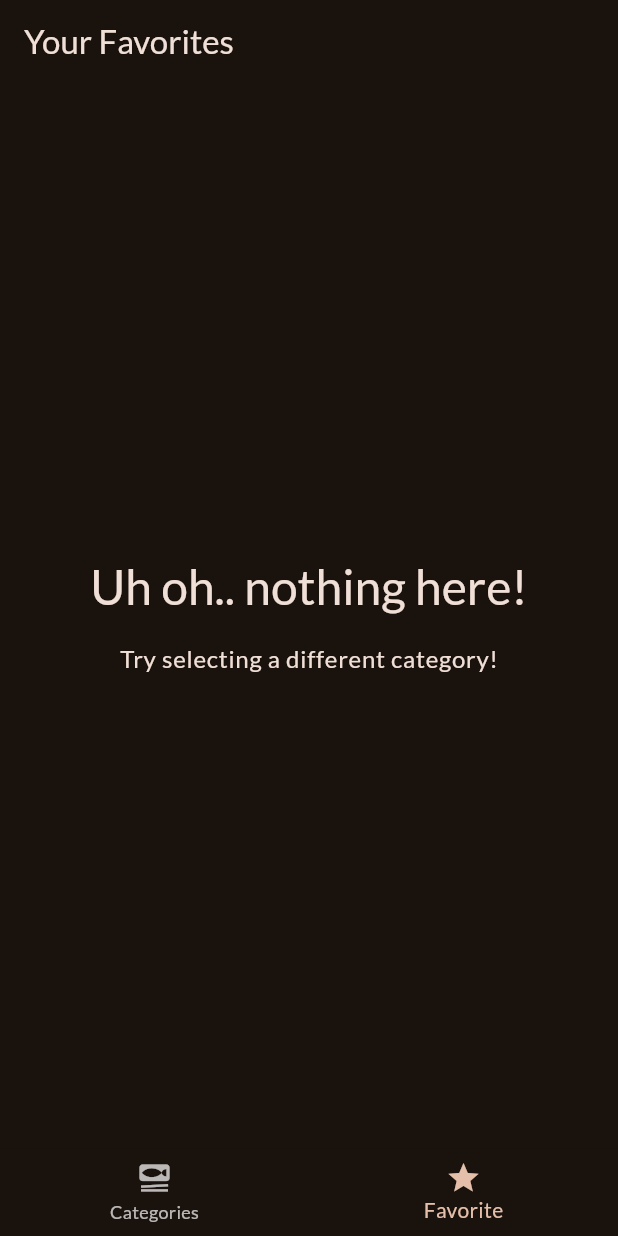
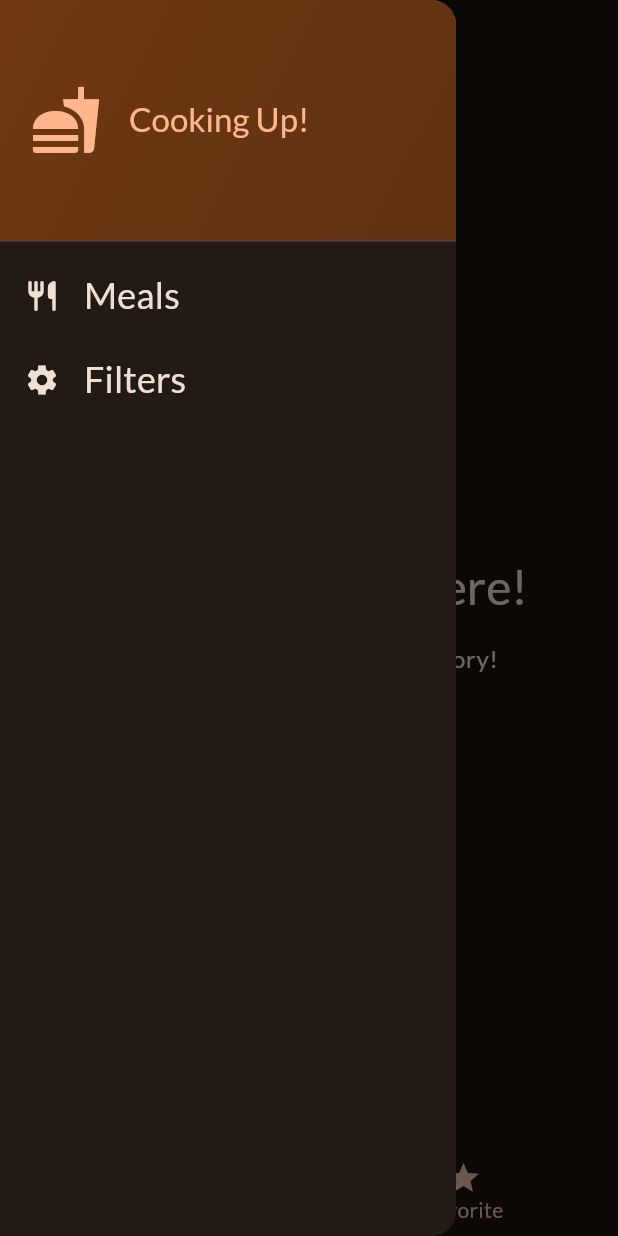
Before and after one commit to Atoleanantha/Meal_Recipe_Flutter_Application, a Flutter app: the screen it shows after launch, item 2 of the bottom bar chosen, with the side drawer open (before the commit the screen has no drawer), on a phone screen of 412 x 824 dp. Run offline on Flutter 3.47's test engine with Material 2 defaults, Android fonts, the phone set to English and light mode, and no system bars; our stand-ins replace google_fonts, transparent_image.

Commit message:
New updates Navigation drawer, add meal in favorite feature added,

```diff
--- a/lib/screens/meals.dart
+++ b/lib/screens/meals.dart
@@ -4,32 +4,42 @@ import 'package:explorer/widgets/meal_item.dart';
 import 'package:flutter/material.dart';
 
 class MealsScreen extends StatelessWidget {
-  const MealsScreen({super.key,this.title, required this.meals});
+  const MealsScreen({
+    super.key,
+    this.title,
+    required this.meals,
+    required this.onToggleFavorite,
+  });
 
   final String? title;
   final List<Meal> meals;
+  final void Function(Meal meal) onToggleFavorite;
 
-  void selectMeal(BuildContext context,Meal meal)
-  {
-    Navigator.of(context).push(MaterialPageRoute(builder: (ctx)=>MealDetailsScreen(meal: meal)));
+  void selectMeal(BuildContext context, Meal meal) {
+    Navigator.of(context).push(
+        MaterialPageRoute(builder: (ctx) => MealDetailsScreen(meal: meal,onToggleFavorite: onToggleFavorite,)));
   }
 
   @override
   Widget build(BuildContext context) {
-    Widget content =
-        ListView.builder(
-          itemCount: meals.length,
-            // itemBuilder: (ctx, index) => Text(meals[index].title));
-            itemBuilder: (ctx, index) => MealItem(meal: meals[index],onSelectMeal:selectMeal ,));
+    Widget content = ListView.builder(
+        itemCount: meals.length,
+        // itemBuilder: (ctx, index) => Text(meals[index].title));
+        itemBuilder: (ctx, index) => MealItem(
+              meal: meals[index],
+              onSelectMeal: selectMeal,
+            ));
     if (meals.isEmpty) {
       content = Center(
         child: Column(
           mainAxisSize: MainAxisSize.min,
           children: [
-          Text("Uh oh.. nothing here!",
+            Text(
+              "Uh oh.. nothing here!",
               style: Theme.of(context).textTheme.headlineLarge!.copyWith(
-              color: Theme.of(context).colorScheme.onBackground,
-            ),),
+                    color: Theme.of(context).colorScheme.onBackground,
+                  ),
+            ),
             const SizedBox(
               height: 16,
             ),
@@ -43,15 +53,13 @@ class MealsScreen extends StatelessWidget {
         ),
       );
     }
-    if(title==null)
-      {
-        return content;
-      }
+    if (title == null) {
+      return content;
+    }
     return Scaffold(
         appBar: AppBar(
           title: Text(title!),
         ),
-        body: content
-    );
+        body: content);
   }
 }
--- a/lib/screens/tabs.dart
+++ b/lib/screens/tabs.dart
@@ -1,6 +1,8 @@
 import 'package:explorer/screens/categories.dart';
 import 'package:explorer/screens/meals.dart';
+import 'package:explorer/widgets/main_drawer.dart';
 import 'package:flutter/material.dart';
+import '../models/meal.dart';
 
 class TabsScreen extends StatefulWidget{
   const TabsScreen({super.key});
@@ -11,6 +13,32 @@ class TabsScreen extends StatefulWidget{
 }
 class _TabsScreenState extends State<TabsScreen>{
   int _selectedPageIndex=0;
+  final List<Meal>_favoriteMeals=[];
+
+
+  void _showInfoMessage(String message){
+    ScaffoldMessenger.of(context).clearSnackBars();
+    ScaffoldMessenger.of(context).showSnackBar(SnackBar(content: Text(message),duration:Duration(seconds: 2) ,));
+  }
+
+  void _toggleMealFavoriteStatus(Meal meal)
+  {
+    final isExisting=_favoriteMeals.contains(meal);
+    if(isExisting)
+      {
+        setState(() {
+          _favoriteMeals.remove(meal);
+          _showInfoMessage("Meal is no longer a favorite.");
+        });
+      }else{
+      setState(() {
+        _favoriteMeals.add(meal);
+        _showInfoMessage('${meal.title} is added in favorite.');
+      });
+
+    }
+  }
+
   void _selectPage(int index)
   {
     setState((){
@@ -20,15 +48,16 @@ class _TabsScreenState extends State<TabsScreen>{
   }
   @override
   Widget build(BuildContext context) {
-    Widget activePage=const CategoriesScreen();
+    Widget activePage=CategoriesScreen(onToggleFavorite: _toggleMealFavoriteStatus,);
     var activePageTitle='Categories';
 
     if(_selectedPageIndex==1)
       {
-        activePage=const MealsScreen(meals: []);
+        activePage=MealsScreen(meals: _favoriteMeals,onToggleFavorite: _toggleMealFavoriteStatus,);
         activePageTitle='Your Favorites';
       }
     return Scaffold(
+      drawer: MainDrawer() ,
       bottomNavigationBar: BottomNavigationBar(
         onTap: _selectPage,
         currentIndex: _selectedPageIndex,
--- /dev/null
+++ b/lib/widgets/main_drawer.dart
@@ -0,0 +1,53 @@
+import 'package:flutter/cupertino.dart';
+import 'package:flutter/material.dart';
+
+class MainDrawer extends StatelessWidget {
+  @override
+  Widget build(BuildContext context) {
+    // TODO: implement build
+    return Drawer(
+      child: Column(
+        children: [
+          DrawerHeader(
+            padding: EdgeInsets.all(20),
+            decoration: BoxDecoration(
+              gradient: LinearGradient(
+                colors: [
+                  Theme.of(context).colorScheme.primaryContainer,
+                  Theme.of(context).colorScheme.primaryContainer.withOpacity(0.8),
+                ],
+                begin: Alignment.topLeft,
+                end: Alignment.bottomRight,
+              )
+            ),
+            child: Row(
+              children: [
+                Icon(Icons.fastfood,size: 48,color: Theme.of(context).colorScheme.primary,),
+                const SizedBox(width: 18,),
+                Text('Cooking Up!',style: Theme.of(context).textTheme.titleLarge!.copyWith(
+                  color: Theme.of(context).colorScheme.primary
+                )),
+              ],
+            ),
+          ),
+          ListTile(
+            leading: Icon(Icons.restaurant_rounded,color: Theme.of(context).colorScheme.onBackground,),
+            title: Text('Meals',style: Theme.of(context).textTheme.titleSmall!.copyWith(
+                color: Theme.of(context).colorScheme.onBackground,
+              fontSize: 24
+            )),
+            onTap: (){},
+          ),
+          ListTile(
+            leading: Icon(Icons.settings,color: Theme.of(context).colorScheme.onBackground,),
+            title: Text('Filters',style: Theme.of(context).textTheme.titleSmall!.copyWith(
+                color: Theme.of(context).colorScheme.onBackground,
+                fontSize: 24
+            )),
+            onTap: (){},
+          )
+        ],
+      ),
+    );
+  }
+}
```
Also changed, not shown: lib/screens/categories.dart (+6 -2 lines), lib/screens/meal_details.dart (+49 -21 lines).
